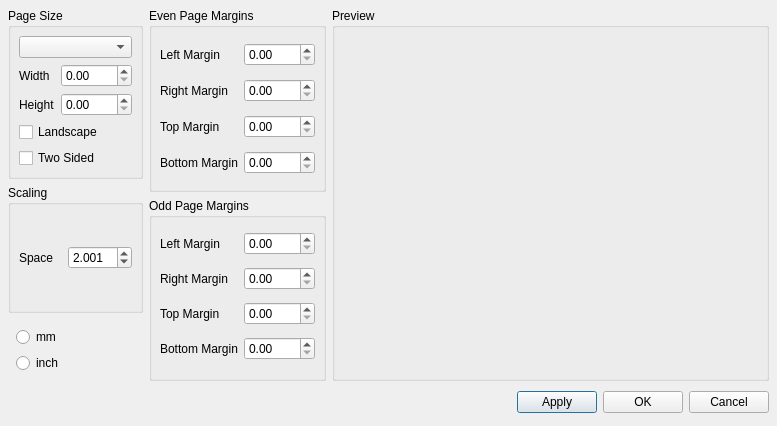
This is mscore/mscore/pagesettings.ui in musescore/musescore-old as Qt 5 draws it before an edit. The edited form follows.
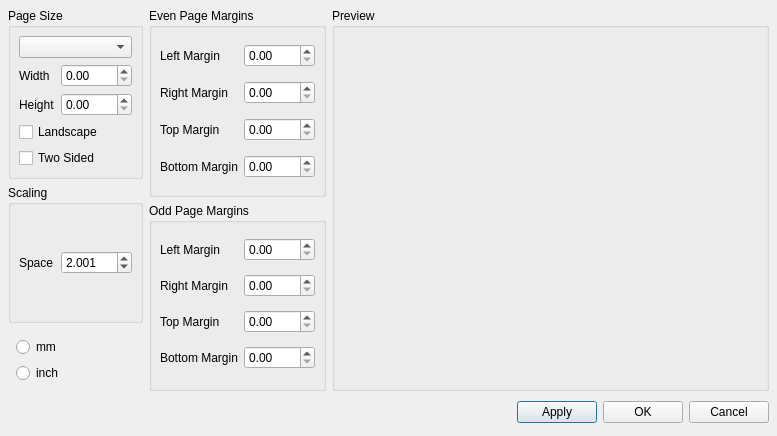
This is the edited form.

What changed in the file:
```diff
--- a/mscore/mscore/pagesettings.ui
+++ b/mscore/mscore/pagesettings.ui
@@ -9,7 +9,7 @@
     <x>0</x>
     <y>0</y>
     <width>777</width>
-    <height>426</height>
+    <height>436</height>
    </rect>
   </property>
   <property name="windowTitle" >
@@ -25,9 +25,7 @@
    <item row="0" column="2" >
     <widget class="QGroupBox" name="previewGroup" >
      <property name="sizePolicy" >
-      <sizepolicy>
-       <hsizetype>7</hsizetype>
-       <vsizetype>7</vsizetype>
+      <sizepolicy vsizetype="Expanding" hsizetype="Expanding" >
        <horstretch>0</horstretch>
        <verstretch>0</verstretch>
       </sizepolicy>
@@ -205,9 +203,7 @@
         <item>
          <widget class="QDoubleSpinBox" name="spatiumEntry" >
           <property name="sizePolicy" >
-           <sizepolicy>
-            <hsizetype>1</hsizetype>
-            <vsizetype>0</vsizetype>
+           <sizepolicy vsizetype="Fixed" hsizetype="Minimum" >
             <horstretch>0</horstretch>
             <verstretch>0</verstretch>
            </sizepolicy>
@@ -216,13 +212,16 @@
            <number>3</number>
           </property>
           <property name="minimum" >
-           <double>0.101</double>
+           <double>0.001000000000000</double>
+          </property>
+          <property name="maximum" >
+           <double>999.990000000000009</double>
           </property>
           <property name="singleStep" >
            <double>0.2</double>
           </property>
           <property name="value" >
-           <double>2.001</double>
+           <double>2.001000000000000</double>
           </property>
          </widget>
         </item>
@@ -278,60 +277,52 @@
         <item row="3" column="1" >
          <widget class="QDoubleSpinBox" name="evenPageBottomMargin" >
           <property name="sizePolicy" >
-           <sizepolicy>
-            <hsizetype>5</hsizetype>
-            <vsizetype>0</vsizetype>
+           <sizepolicy vsizetype="Fixed" hsizetype="Preferred" >
             <horstretch>0</horstretch>
             <verstretch>0</verstretch>
            </sizepolicy>
           </property>
           <property name="maximum" >
-           <double>2000</double>
+           <double>2000.000000000000000</double>
           </property>
          </widget>
         </item>
         <item row="2" column="1" >
          <widget class="QDoubleSpinBox" name="evenPageTopMargin" >
           <property name="sizePolicy" >
-           <sizepolicy>
-            <hsizetype>5</hsizetype>
-            <vsizetype>0</vsizetype>
+           <sizepolicy vsizetype="Fixed" hsizetype="Preferred" >
             <horstretch>0</horstretch>
             <verstretch>0</verstretch>
            </sizepolicy>
           </property>
           <property name="maximum" >
-           <double>2000</double>
+           <double>2000.000000000000000</double>
           </property>
          </widget>
         </item>
         <item row="1" column="1" >
          <widget class="QDoubleSpinBox" name="evenPageRightMargin" >
           <property name="sizePolicy" >
-           <sizepolicy>
-            <hsizetype>5</hsizetype>
-            <vsizetype>0</vsizetype>
+           <sizepolicy vsizetype="Fixed" hsizetype="Preferred" >
             <horstretch>0</horstretch>
             <verstretch>0</verstretch>
            </sizepolicy>
           </property>
           <property name="maximum" >
-           <double>2000</double>
+           <double>2000.000000000000000</double>
           </property>
          </widget>
         </item>
         <item row="0" column="1" >
          <widget class="QDoubleSpinBox" name="evenPageLeftMargin" >
           <property name="sizePolicy" >
-           <sizepolicy>
-            <hsizetype>0</hsizetype>
-            <vsizetype>0</vsizetype>
+           <sizepolicy vsizetype="Fixed" hsizetype="Fixed" >
             <horstretch>0</horstretch>
             <verstretch>0</verstretch>
            </sizepolicy>
           </property>
           <property name="maximum" >
-           <double>2000</double>
+           <double>2000.000000000000000</double>
           </property>
          </widget>
         </item>
@@ -405,60 +396,52 @@
         <item row="3" column="1" >
          <widget class="QDoubleSpinBox" name="oddPageBottomMargin" >
           <property name="sizePolicy" >
-           <sizepolicy>
-            <hsizetype>5</hsizetype>
-            <vsizetype>0</vsizetype>
+           <sizepolicy vsizetype="Fixed" hsizetype="Preferred" >
             <horstretch>0</horstretch>
             <verstretch>0</verstretch>
            </sizepolicy>
           </property>
           <property name="maximum" >
-           <double>2000</double>
+           <double>2000.000000000000000</double>
           </property>
          </widget>
         </item>
         <item row="2" column="1" >
          <widget class="QDoubleSpinBox" name="oddPageTopMargin" >
           <property name="sizePolicy" >
-           <sizepolicy>
-            <hsizetype>5</hsizetype>
-            <vsizetype>0</vsizetype>
+           <sizepolicy vsizetype="Fixed" hsizetype="Preferred" >
             <horstretch>0</horstretch>
             <verstretch>0</verstretch>
            </sizepolicy>
           </property>
           <property name="maximum" >
-           <double>2000</double>
+           <double>2000.000000000000000</double>
           </property>
          </widget>
         </item>
         <item row="1" column="1" >
          <widget class="QDoubleSpinBox" name="oddPageRightMargin" >
           <property name="sizePolicy" >
-           <sizepolicy>
-            <hsizetype>5</hsizetype>
-            <vsizetype>0</vsizetype>
+           <sizepolicy vsizetype="Fixed" hsizetype="Preferred" >
             <horstretch>0</horstretch>
             <verstretch>0</verstretch>
            </sizepolicy>
           </property>
           <property name="maximum" >
-           <double>2000</double>
+           <double>2000.000000000000000</double>
           </property>
          </widget>
         </item>
         <item row="0" column="1" >
          <widget class="QDoubleSpinBox" name="oddPageLeftMargin" >
           <property name="sizePolicy" >
-           <sizepolicy>
-            <hsizetype>0</hsizetype>
-            <vsizetype>0</vsizetype>
+           <sizepolicy vsizetype="Fixed" hsizetype="Fixed" >
             <horstretch>0</horstretch>
             <verstretch>0</verstretch>
            </sizepolicy>
           </property>
           <property name="maximum" >
-           <double>2000</double>
+           <double>2000.000000000000000</double>
           </property>
          </widget>
         </item>
```
Left out of the diff: 50 changed lines with no effect on the pictures.
